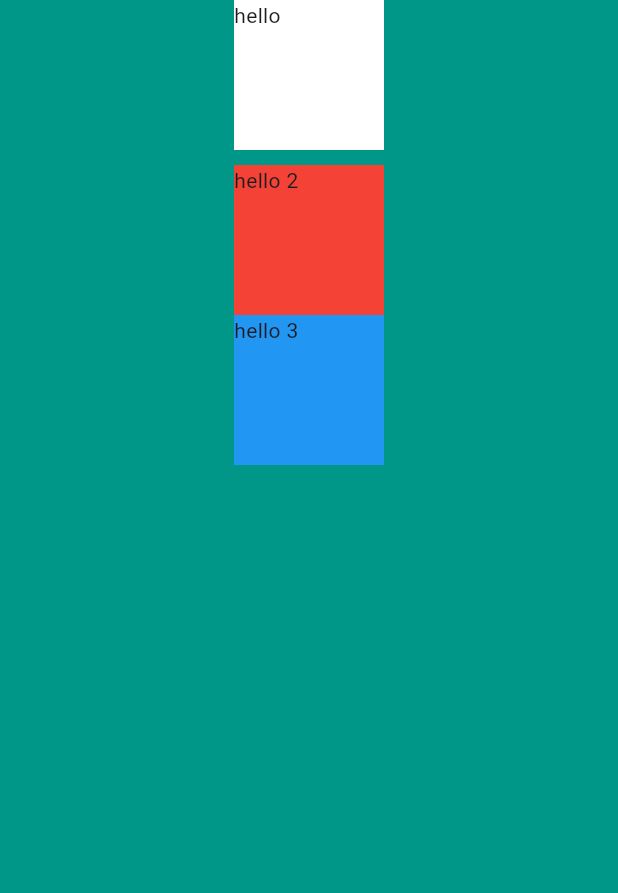
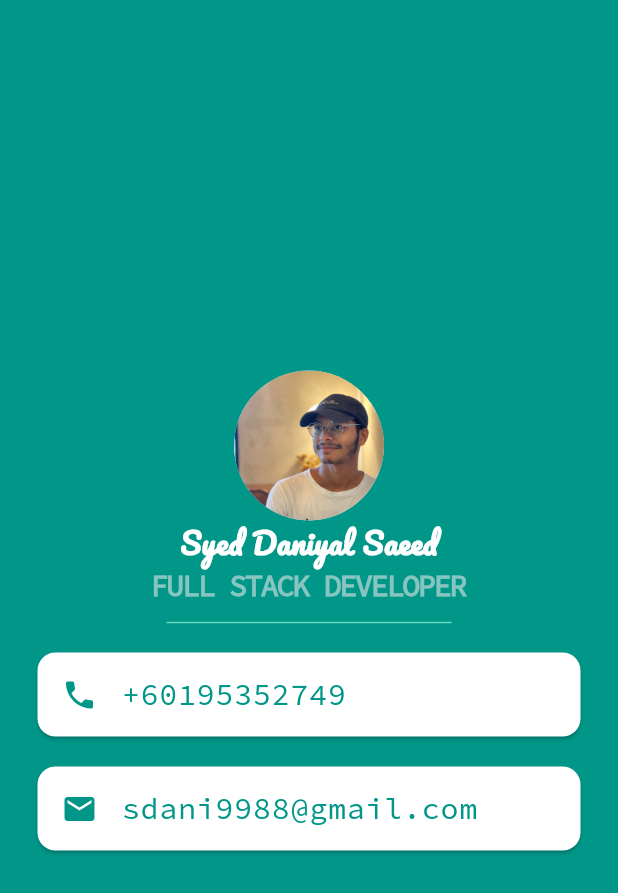
Before and after one commit to Daniyal9988/flutter, a Flutter app: the screen it shows after launch, on a phone screen of 412 x 824 dp. Shown: the top 893 px of the screen. Run offline on Flutter 3.47's test engine with Material 3 defaults, Android fonts, the phone set to English and light mode, and no system bars.

Commit message:
added business card app

```diff
--- a/business_card/lib/main.dart
+++ b/business_card/lib/main.dart
@@ -1,10 +1,11 @@
+// ignore_for_file: prefer_const_constructors
+
 import 'package:flutter/material.dart';
 
 void main() {
   runApp(const MyApp());
 }
 
-//stateless widget statless shortcut to get the full widget
 class MyApp extends StatelessWidget {
   const MyApp({super.key});
 
@@ -15,42 +16,72 @@ class MyApp extends StatelessWidget {
         backgroundColor: Colors.teal,
         body: SafeArea(
           child: Column(
-            //crossAxisAlignment: CrossAxisAlignment.stretch, // stretchs the child to make max width
-            //crossAxisAlignment: CrossAxisAlignment.end, //  this does not do anything if all child have same width
-            //mainAxisAlignment: MainAxisAlignment.spaceEvenly,//space evenly between childs
-            //mainAxisAlignment: MainAxisAlignment.center, // to align the childs
-            // verticalDirection: VerticalDirection.up, // inverts the vertical direction of the column
-            //mainAxisSize: MainAxisSize.min, // makes the widget take  only the size needed
-            children: [
-              Container(
-                height: 100.0,
-                width: 100.0,
-                //margin: const EdgeInsets.all(100.0), // to position parent
-                // padding: const EdgeInsets.all(20.0), // to position the child
+            mainAxisAlignment: MainAxisAlignment.center, // to center the column
+            children: const [
+              CircleAvatar(
+                radius: 50.0,
+                backgroundImage: AssetImage('images/profil.jpeg'),
+              ),
+              Text(
+                "Syed Daniyal Saeed",
+                style: TextStyle(
+                  fontFamily: 'Pacifico', // custom font
+                  fontSize: 20.0,
+                  color: Colors.white,
+                  fontWeight: FontWeight.bold,
+                ),
+              ),
+              Text(
+                "FULL STACK DEVELOPER",
+                style: TextStyle(
+                  fontWeight: FontWeight.bold,
+                  fontFamily: 'source sans',
+                  fontSize: 20.0,
+                  color: Color.fromARGB(255, 134, 197, 192),
+                  letterSpacing: -1.5,
+                ),
+              ),
+              SizedBox(
+                height: 20.0,
+                width: 190.0,
+                child: Divider(
+                  color: Color.fromARGB(255, 101, 218, 190),
+                ),
+              ),
+              Card(
+                  color: Colors.white,
+                  margin:
+                      EdgeInsets.symmetric(vertical: 10.0, horizontal: 25.0),
+                  child: ListTile(
+                    leading: Icon(
+                      Icons.phone,
+                      color: Colors.teal,
+                    ),
+                    title: Text(
+                      "+60195352749",
+                      style: TextStyle(
+                        fontSize: 20.0,
+                        color: Colors.teal,
+                        fontFamily: "source sans",
+                      ),
+                    ),
+                  )),
+              Card(
                 color: Colors.white,
-                child: const Text("hello"),
-              ),
-              const SizedBox(
-                // to have a space between childs of column
-                height: 10.0,
-              ),
-              Container(
-                height: 100.0,
-                width: 100.0,
-                color: Colors.red,
-                child: const Text("hello 2"),
-              ),
-
-              Container(
-                height: 100.0,
-                width: 100.0,
-                color: Colors.blue,
-                child: const Text("hello 3"),
-              ),
-              // to align column vertically we can use invivisble container
-              Container(
-                width: double
-                    .infinity, //  this makes the container to take the width as wide as screen allows
+                margin: EdgeInsets.symmetric(vertical: 10.0, horizontal: 25.0),
+                child: ListTile(
+                    leading: Icon(
+                      Icons.email,
+                      color: Colors.teal,
+                    ),
+                    title: Text(
+                      "sdani9988@gmail.com",
+                      style: TextStyle(
+                        fontSize: 20.0,
+                        color: Colors.teal,
+                        fontFamily: "source sans",
+                      ),
+                    )),
               )
             ],
           ),
@@ -59,3 +90,28 @@ class MyApp extends StatelessWidget {
     );
   }
 }
+
+
+
+/* this is one way of adding instead of listtile
+ Row(
+                  children: [
+                    Icon(
+                      Icons.email,
+                      color: Colors.teal,
+                    ),
+                    SizedBox(
+                      width: 10.0,
+                    ),
+                    Text(
+                      "sdani9988@gmail.com",
+                      style: TextStyle(
+                        fontSize: 20.0,
+                        color: Colors.teal,
+                        fontFamily: "source sans",
+                      ),
+                    ),
+                  ],
+                ),
+
+*/
```
Also changed, not shown: business_card/pubspec.yaml (+11 -0 lines), business_card/fonts/Pacifico-Regular.ttf (added), business_card/fonts/SourceCodePro-Regular.ttf (added), business_card/images/profil.jpeg (added).
